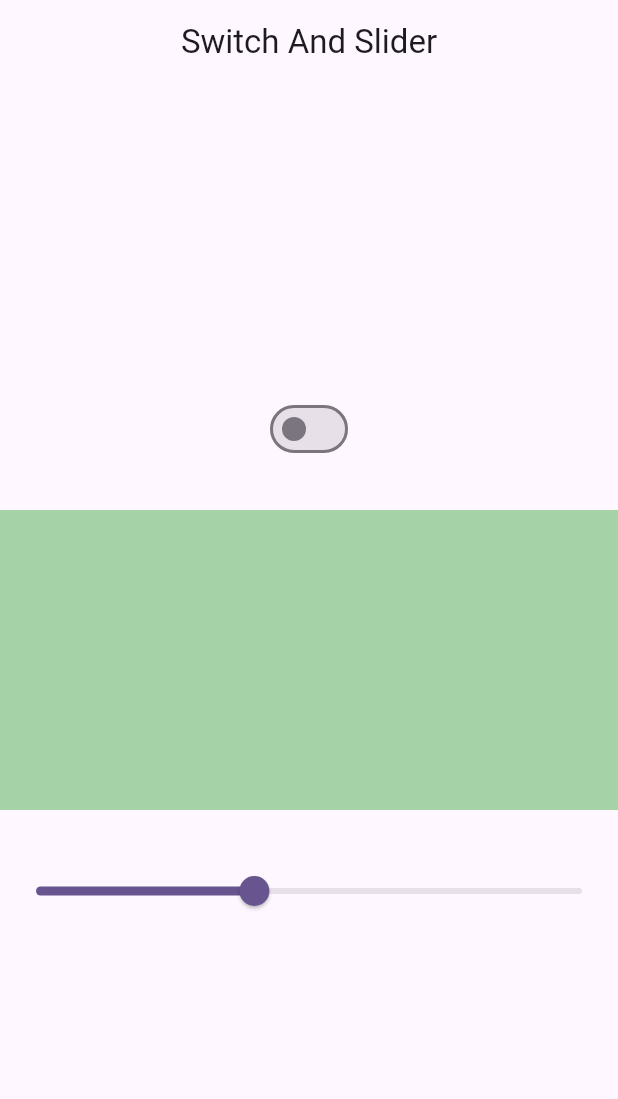
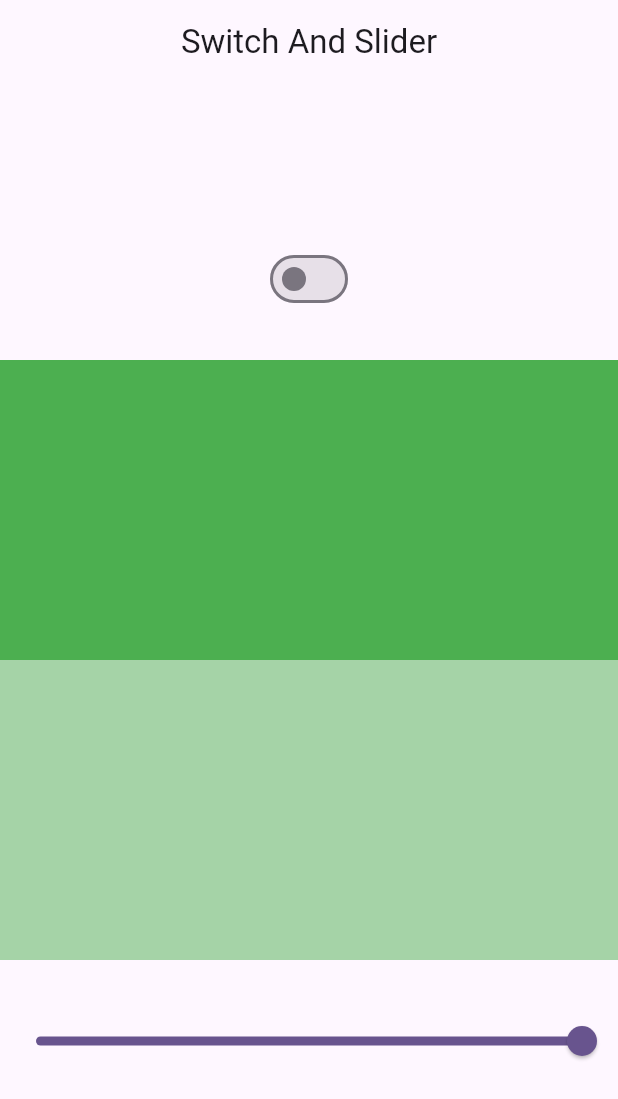
Before and after one commit to devtanvirmahtab/bloc_switch_and_slider, a Flutter app: the screen it shows after launch, on a phone screen of 412 x 824 dp. Shown: the top 1099 px of the screen. Run offline on Flutter 3.47's test engine with Material 3 defaults, Android fonts, the phone set to English and light mode, and no system bars; our stand-ins replace equatable, flutter_bloc.

Commit message:
slider bloc added

```diff
--- a/lib/bloc/switch_slider_bloc.dart
+++ b/lib/bloc/switch_slider_bloc.dart
@@ -5,9 +5,14 @@ import 'package:flutter_bloc/flutter_bloc.dart';
 class SwitchSliderBloc extends Bloc<SwitchSliderEvent, SwitchSliderState> {
   SwitchSliderBloc() : super(SwitchSliderState()) {
     on<EnableDisableSwitch>(_enableSwitch);
+    on<SliderEvents>(_sliderBloc);
   }
 
   void _enableSwitch(SwitchSliderEvent event, Emitter<SwitchSliderState> emit) {
     emit(state.copyWith(isSwitch: !state.isSwitch));
   }
+
+  void _sliderBloc(SliderEvents events, Emitter<SwitchSliderState> emit) {
+    emit(state.copyWith(slider: events.slider));
+  }
 }
--- a/lib/bloc/switch_slider_event.dart
+++ b/lib/bloc/switch_slider_event.dart
@@ -8,3 +8,11 @@ abstract class SwitchSliderEvent extends Equatable {
 }
 
 class EnableDisableSwitch extends SwitchSliderEvent {}
+
+class SliderEvents extends SwitchSliderEvent {
+  double slider;
+  SliderEvents({required this.slider});
+
+  @override
+  List<Object> get props => [slider];
+}
--- a/lib/bloc/switch_slider_state.dart
+++ b/lib/bloc/switch_slider_state.dart
@@ -2,15 +2,20 @@ import 'package:equatable/equatable.dart';
 
 class SwitchSliderState extends Equatable {
   bool isSwitch;
+  double slider;
 
-   SwitchSliderState({this.isSwitch = false});
+  SwitchSliderState({
+    this.isSwitch = false,
+    this.slider = 1.0,
+  });
 
-  SwitchSliderState copyWith({bool? isSwitch}) {
+  SwitchSliderState copyWith({bool? isSwitch, double? slider}) {
     return SwitchSliderState(
       isSwitch: isSwitch ?? this.isSwitch,
+      slider: slider ?? this.slider,
     );
   }
 
   @override
-  List<Object?> get props => [isSwitch];
+  List<Object?> get props => [isSwitch, slider];
 }
--- a/lib/ui/switch_and_slider_screen.dart
+++ b/lib/ui/switch_and_slider_screen.dart
@@ -9,6 +9,7 @@ class SwitchAndSliderScreen extends StatelessWidget {
 
   @override
   Widget build(BuildContext context) {
+    print("build");
     return Scaffold(
       appBar: AppBar(
         title: const Text("Switch And Slider"),
@@ -20,7 +21,9 @@ class SwitchAndSliderScreen extends StatelessWidget {
           mainAxisAlignment: MainAxisAlignment.center,
           children: [
             BlocBuilder<SwitchSliderBloc, SwitchSliderState>(
+              buildWhen: (previous,current) => previous.isSwitch != current.isSwitch,
               builder: (BuildContext context, state) {
+                print("switch");
                 return Switch(
                   value: state.isSwitch,
                   onChanged: (value) {
@@ -32,6 +35,17 @@ class SwitchAndSliderScreen extends StatelessWidget {
             const SizedBox(
               height: 30,
             ),
+            BlocBuilder<SwitchSliderBloc, SwitchSliderState>(
+              buildWhen: (previous,current) => previous.slider != current.slider,
+              builder: (context, state) {
+                print("slider");
+                return Container(
+                  width: double.infinity,
+                  height: 200,
+                  color: Colors.green.withOpacity(state.slider),
+                );
+              },
+            ),
             Container(
               width: double.infinity,
               height: 200,
@@ -40,9 +54,15 @@ class SwitchAndSliderScreen extends StatelessWidget {
             const SizedBox(
               height: 30,
             ),
-            Slider(
-              value: 0.4,
-              onChanged: (value) {},
+            BlocBuilder<SwitchSliderBloc, SwitchSliderState>(
+              builder: (context, state) {
+                return Slider(
+                  value: state.slider,
+                  onChanged: (value) {
+                    context.read<SwitchSliderBloc>().add(SliderEvents(slider: value));
+                  },
+                );
+              },
             ),
           ],
         ),
```
